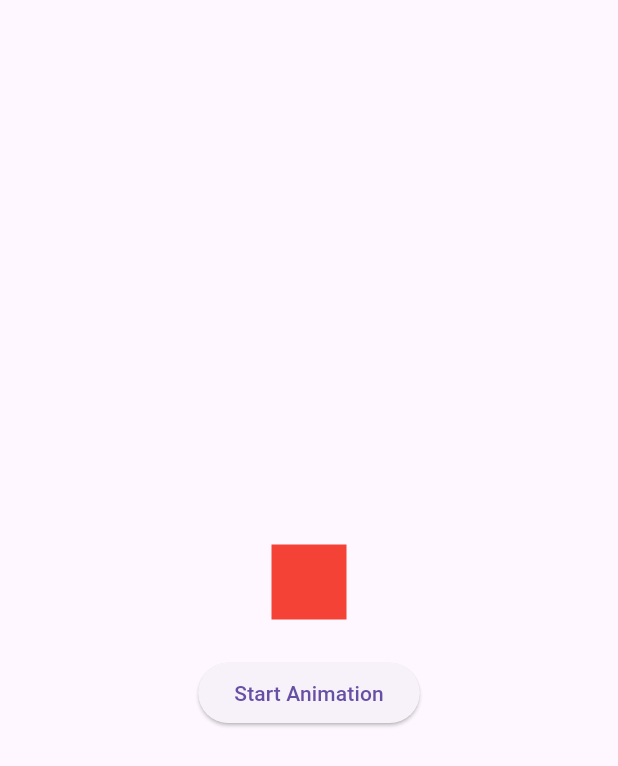
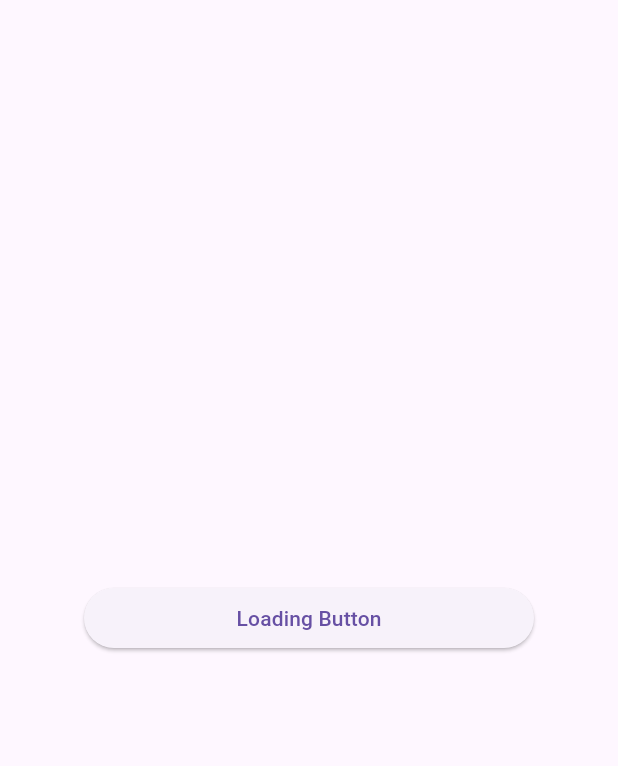
Before and after one commit to Eslam-Hossam1/animation_app, a Flutter app: the screen it shows after launch, on a phone screen of 412 x 824 dp. Shown: the top 766 px of the screen. Run offline on Flutter 3.47's test engine with Material 3 defaults, Android fonts, the phone set to English and light mode, and no system bars.

Commit message:
feat(animated-switcher-and-custom-loading-button):  create animated custom loading button and use  animated switcher to smothly change the button inner widget

```diff
--- a/lib/animations_view.dart
+++ b/lib/animations_view.dart
@@ -10,62 +10,59 @@ class AnimationsView extends StatefulWidget {
 }
 
 class _AnimationsViewState extends State<AnimationsView> {
-  bool isValuesChanged = false;
-  double scale = .5;
+  bool isLoading = false;
   @override
   Widget build(BuildContext context) {
-    /// Animated Widget
-    /// is a widget where you can animate the the Widget based on changable property variable during time
-    /// onEnd is a method which invoked after animation ends
-    /// you can change the default Curve.linear to any curve, to help choose see the docs at https://api.flutter.dev/flutter/animation/Curves-class.html
-    /// الفكر ة من الاخر عشان تعمل animation هي انك تغير القيم الي بتديها لل Animated Widget وتعمل setState عشان تحدث الui  و تعمل build
-    /// فا الويدجت يعاد بنائها فا تلاقي تغير ف القيم الي كانت موجودة ف الويدجت القديمة فا تعمل الانيميشن
-    /// غالبا ده بيحصل عن طريق didUpdateWidget method in statful widget
-    /// سواء الكونتير هو الي حصل فوقيه مباشرة ال set state مع تغير القيم
-    /// او ويدجت فوق منه هي الي غيرت القيم وادتهاله  وعملت set state  هتشتغل عادي
-
     return Scaffold(
       body: Center(
         child: Column(
           mainAxisAlignment: MainAxisAlignment.center,
           children: [
-            ///بيتجاهل ال boundries بتاعت ابنه خلي بالك
-            ///اكنه بيتعامل زي ال stack كده
-            ///ده غير ال behavior بتاع ال container خلي بالك ف استعمل كل واحد ف المكان الي يناسبه
-            ///filterQuality لو عاوز تعمل blur او حاجة زي كده اثناء ال scalling
-            AnimatedScale(
-              // filterQuality: FilterQuality.low,
-              scale: scale,
-              onEnd: () {
-                log('animation end');
-              },
-              duration: Duration(
-                seconds: 1,
-              ),
-              child: Container(
-                width: 100,
-                height: 100,
-                color: Colors.red,
-              ),
-            ),
-            ElevatedButton(
-              onPressed: () {
-                if (isValuesChanged) {
-                  //initial values
-                  isValuesChanged = false;
-                  scale = .5;
-                } else {
-                  //new values
-                  isValuesChanged = true;
-                  scale = 2;
-                }
-                setState(() {});
-              },
-              child: Text('Start Animation'),
-            )
+            CustomAnimatedLoadingButton(),
           ],
         ),
       ),
     );
   }
 }
+
+class CustomAnimatedLoadingButton extends StatefulWidget {
+  const CustomAnimatedLoadingButton({
+    super.key,
+  });
+
+  @override
+  State<CustomAnimatedLoadingButton> createState() =>
+      _CustomAnimatedLoadingButtonState();
+}
+
+class _CustomAnimatedLoadingButtonState
+    extends State<CustomAnimatedLoadingButton> {
+  bool isLoading = false;
+  double width = 300;
+  @override
+  Widget build(BuildContext context) {
+    return AnimatedContainer(
+      width: width,
+      duration: Duration(milliseconds: 500),
+      child: ElevatedButton(
+        onPressed: () {
+          if (isLoading) {
+            width = 300;
+          } else {
+            width = 100;
+          }
+          isLoading = !isLoading;
+          setState(() {});
+        },
+        child: AnimatedSwitcher(
+          duration: Duration(seconds: 1),
+          child: isLoading
+              ? SizedBox.square(
+                  dimension: 25, child: CircularProgressIndicator())
+              : Text('Loading Button'),
+        ),
+      ),
+    );
+  }
+}
```
